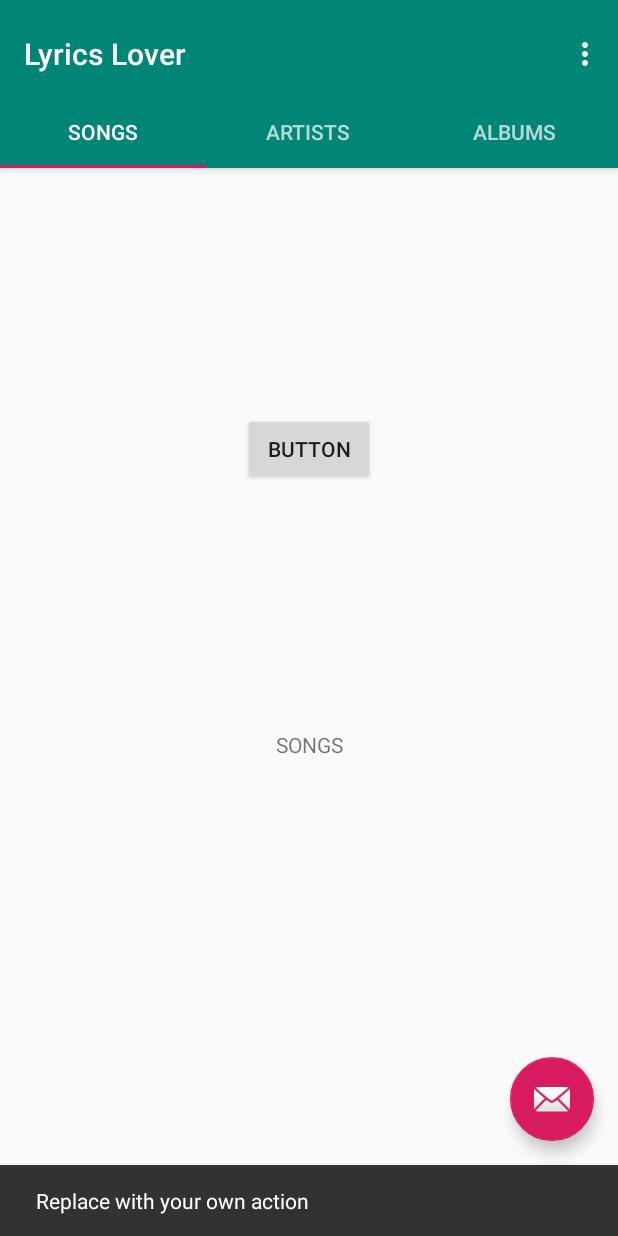
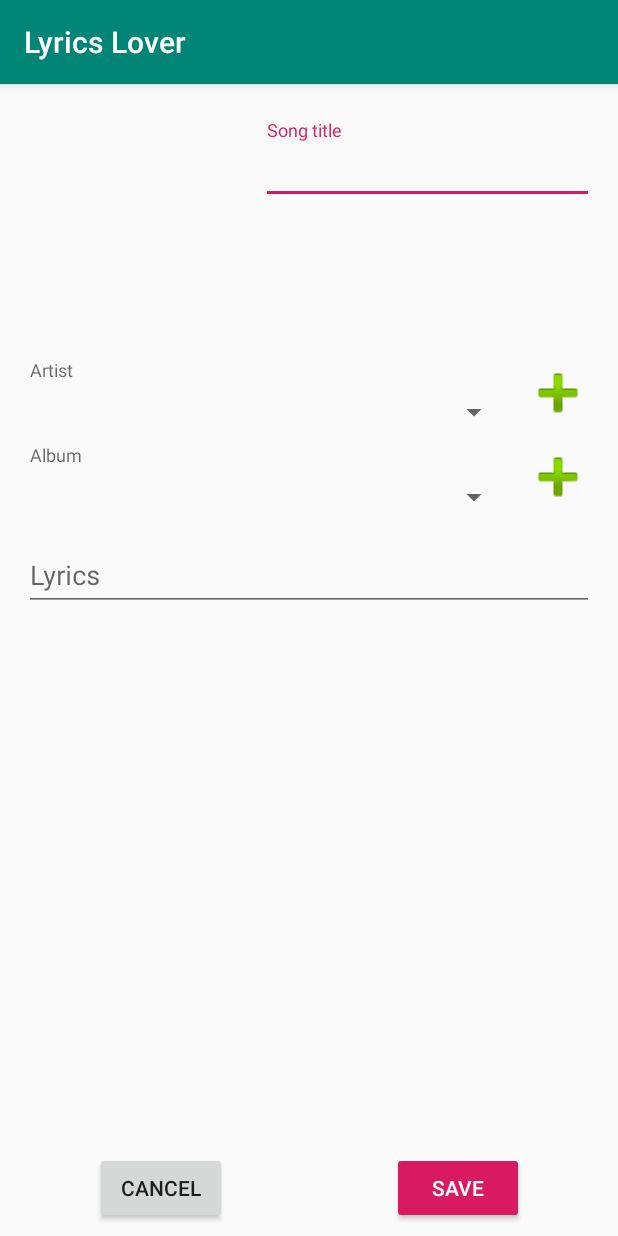
Before and after one commit to ZeusLMT/lyricslover-client, an Android app: the screen it shows after launch (MainActivity before the commit, NewSongActivity after it), after a tap on an icon or button, on a phone screen of 412 x 824 dp. Run offline under Robolectric (Android 15) with nearby library versions, the phone set to English and light mode, and no system bars.

Commit message:
Small changed to New Song Activity

```diff
--- a/app/src/main/AndroidManifest.xml
+++ b/app/src/main/AndroidManifest.xml
@@ -3,6 +3,8 @@
           package="com.zeuslmt.lyricslover">
 
     <uses-permission android:name="android.permission.INTERNET"/>
+    <uses-permission android:name="android.permission.READ_EXTERNAL_STORAGE" />
+    <uses-permission android:name="android.permission.WRITE_EXTERNAL_STORAGE" />
 
     <application
             android:allowBackup="true"
@@ -12,7 +14,7 @@
             android:supportsRtl="true"
             android:theme="@style/AppTheme"
             android:usesCleartextTraffic="true">
-        <activity android:name=".NewSong">
+        <activity android:name=".NewSongActivity">
         </activity>
         <activity
                 android:name=".MainActivity"
--- a/app/src/main/java/com/zeuslmt/lyricslover/APIs/AlbumAPI.kt
+++ b/app/src/main/java/com/zeuslmt/lyricslover/APIs/AlbumAPI.kt
@@ -1,7 +1,6 @@
 package com.zeuslmt.lyricslover.APIs
 
 import com.zeuslmt.lyricslover.models.Album
-import com.zeuslmt.lyricslover.models.Song
 import retrofit2.Call
 import retrofit2.Retrofit
 import retrofit2.converter.gson.GsonConverterFactory
--- a/app/src/main/java/com/zeuslmt/lyricslover/APIs/ArtistAPI.kt
+++ b/app/src/main/java/com/zeuslmt/lyricslover/APIs/ArtistAPI.kt
@@ -1,7 +1,6 @@
 package com.zeuslmt.lyricslover.APIs
 
 import com.zeuslmt.lyricslover.models.Artist
-import com.zeuslmt.lyricslover.models.Song
 import retrofit2.Call
 import retrofit2.Retrofit
 import retrofit2.converter.gson.GsonConverterFactory
--- a/app/src/main/java/com/zeuslmt/lyricslover/MainActivity.kt
+++ b/app/src/main/java/com/zeuslmt/lyricslover/MainActivity.kt
@@ -1,21 +1,14 @@
 package com.zeuslmt.lyricslover
 
+import android.content.Intent
 import android.support.design.widget.TabLayout
-import android.support.design.widget.Snackbar
 import android.support.v7.app.AppCompatActivity
 
-import android.support.v4.app.Fragment
-import android.support.v4.app.FragmentManager
-import android.support.v4.app.FragmentPagerAdapter
 import android.os.Bundle
-import android.view.LayoutInflater
 import android.view.Menu
 import android.view.MenuItem
-import android.view.View
-import android.view.ViewGroup
 
 import kotlinx.android.synthetic.main.activity_main.*
-import kotlinx.android.synthetic.main.fragment_main.view.*
 
 class MainActivity : AppCompatActivity() {
 
@@ -47,9 +40,9 @@ class MainActivity : AppCompatActivity() {
 
 
 
-        fab_addSong.setOnClickListener { view ->
-            Snackbar.make(view, "Replace with your own action", Snackbar.LENGTH_LONG)
-                .setAction("Action", null).show()
+        fab_addSong.setOnClickListener {
+            val intent = Intent(this, NewSongActivity::class.java).apply {}
+            startActivity(intent)
         }
 
     }
--- /dev/null
+++ b/app/src/main/java/com/zeuslmt/lyricslover/NewSongActivity.kt
@@ -0,0 +1,40 @@
+package com.zeuslmt.lyricslover
+
+import android.Manifest
+import android.app.Activity
+import android.support.v7.app.AppCompatActivity
+import android.os.Bundle
+import kotlinx.android.synthetic.main.activity_new_song.*
+import android.content.Intent
+import android.content.pm.PackageManager
+import android.graphics.Bitmap
+import android.graphics.BitmapFactory
+import android.net.Uri
+import android.provider.MediaStore
+import android.support.v4.app.ActivityCompat
+import android.support.v4.content.ContextCompat
+import android.util.Log
+
+
+class NewSongActivity : AppCompatActivity() {
+    companion object {
+        private const val REQUEST_IMAGE_SELECT = 1
+    }
+    var imgPath = ""
+
+    override fun onCreate(savedInstanceState: Bundle?) {
+        super.onCreate(savedInstanceState)
+        setContentView(R.layout.activity_new_song)
+
+//        if (ContextCompat.checkSelfPermission(this, Manifest.permission.WRITE_EXTERNAL_STORAGE)
+//            != PackageManager.PERMISSION_GRANTED) {
+//            Log.d("abc", "not granted")
+//            ActivityCompat.requestPermissions(this,
+//                arrayOf(Manifest.permission.WRITE_EXTERNAL_STORAGE), 1)
+//        }
+
+        button_cancel.setOnClickListener {
+            finish()
+        }
+    }
+}
```
Also changed, not shown: app/src/main/java/com/zeuslmt/lyricslover/NewSong.kt (deleted, +0 -12 lines), app/src/main/res/layout/activity_new_song.xml (+3 -14 lines).
